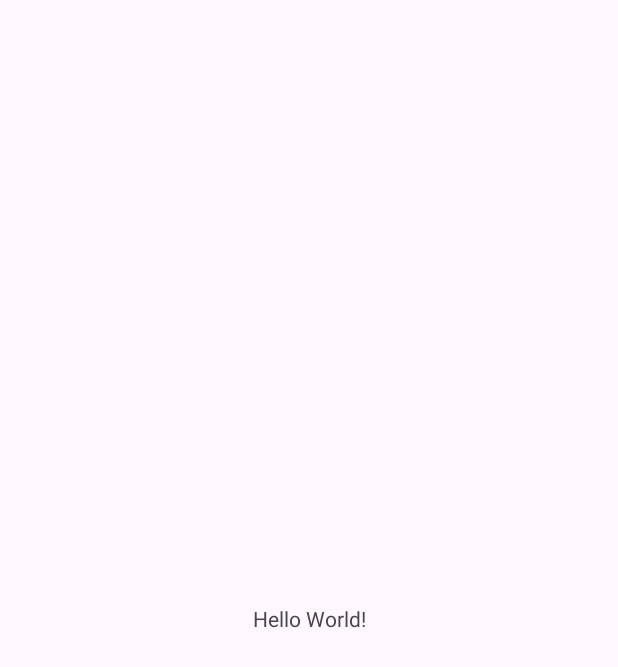
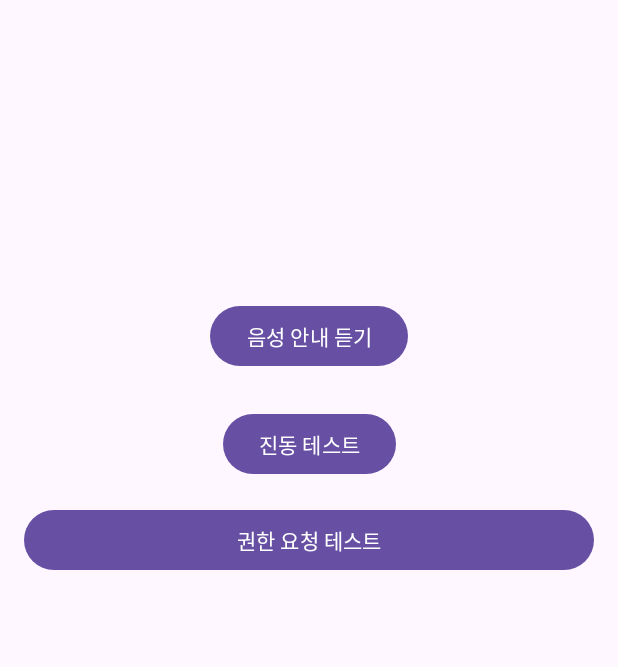
Before and after one commit to LeeJH104/AI-Eyes-Capstone, an Android app: the screen it shows after launch (MainActivity), on a phone screen of 412 x 824 dp. Before the commit the part shown is almost empty. Shown: the top 667 px of the screen. Run offline under Robolectric (Android 15) with nearby library versions, the phone set to English and light mode, and no system bars.

Commit message:
TTSManager.java, VibrationHelper.java, PermissionHelper.java 테스트. 에뮬레이터 사용으로 인해 VibrationHelper는 Toast 메시지로 테스트, PermissionHelper는 Audio는 확인, camera 부터는 확인 못함

```diff
--- a/app/src/main/java/com/example/aieyes/ui/MainActivity.java
+++ b/app/src/main/java/com/example/aieyes/ui/MainActivity.java
@@ -1,26 +1,75 @@
 package com.example.aieyes.ui;
 
 import android.os.Bundle;
+import android.widget.Button;
+import android.widget.Toast;
 
 import androidx.activity.EdgeToEdge;
+import androidx.annotation.NonNull;
 import androidx.appcompat.app.AppCompatActivity;
 import androidx.core.graphics.Insets;
 import androidx.core.view.ViewCompat;
 import androidx.core.view.WindowInsetsCompat;
 
 import com.example.aieyes.R;
+import com.example.aieyes.utils.PermissionHelper;
+import com.example.aieyes.utils.TTSManager;
+import com.example.aieyes.utils.VibrationHelper;
 
 public class MainActivity extends AppCompatActivity {
+
+    private TTSManager ttsManager;
 
     @Override
     protected void onCreate(Bundle savedInstanceState) {
         super.onCreate(savedInstanceState);
-        EdgeToEdge.enable(this);
+
         setContentView(R.layout.activity_main);
-        ViewCompat.setOnApplyWindowInsetsListener(findViewById(R.id.main), (v, insets) -> {
-            Insets systemBars = insets.getInsets(WindowInsetsCompat.Type.systemBars());
-            v.setPadding(systemBars.left, systemBars.top, systemBars.right, systemBars.bottom);
-            return insets;
+
+        // 1. TTSManager 초기화 (반드시 Context를 넘겨야 함)
+        ttsManager = new TTSManager(this);
+
+        // 권한 요청 버튼
+        Button permissionBtn = findViewById(R.id.permission_button);
+        permissionBtn.setOnClickListener(v -> {
+            if (PermissionHelper.hasAllPermissions(this)) {
+                Toast.makeText(this, "이미 모든 권한이 허용되어 있습니다.", Toast.LENGTH_SHORT).show();
+            } else {
+                PermissionHelper.requestPermissions(this);
+            }
+        });
+
+        // 음성 안내 버튼
+        Button speakBtn = findViewById(R.id.speak_button);
+        speakBtn.setOnClickListener(v -> {
+            ttsManager.speak("안녕하세요. 음성 안내를 시작합니다.");
+            VibrationHelper.vibrateShort(this);  // 짧은 진동
+            Toast.makeText(this, "음성과 짧은 진동 호출됨", Toast.LENGTH_SHORT).show();
+        });
+
+        // 진동 테스트 버튼
+        Button vibrateBtn = findViewById(R.id.vibrate_button);
+        vibrateBtn.setOnClickListener(v -> {
+            VibrationHelper.vibrateLong(this);  // 긴 진동
+            Toast.makeText(this, "긴 진동 호출됨", Toast.LENGTH_SHORT).show();
         });
     }
+
+    // 권한 요청 결과 콜백 처리
+    @Override
+    public void onRequestPermissionsResult(int requestCode,
+                                           @NonNull String[] permissions,
+                                           @NonNull int[] grantResults) {
+        super.onRequestPermissionsResult(requestCode, permissions, grantResults);
+
+        PermissionHelper.handlePermissionResult(requestCode, grantResults, this);
+    }
+
+    @Override
+    protected void onDestroy() {
+        super.onDestroy();
+
+        // 3. Activity 종료 시 반드시 shutdown 호출 (메모리 누수 방지)
+        ttsManager.shutdown();
+    }
 }
--- a/app/src/main/java/com/example/aieyes/utils/TTSManager.java
+++ b/app/src/main/java/com/example/aieyes/utils/TTSManager.java
@@ -79,6 +79,8 @@ public class MainActivity extends AppCompatActivity {
     protected void onCreate(Bundle savedInstanceState) {
         super.onCreate(savedInstanceState);
 
+        setContentView(R.layout.activity_main);
+
         // 1. TTSManager 초기화 (반드시 Context를 넘겨야 함)
         ttsManager = new TTSManager(this);
 
--- a/app/src/main/res/layout/activity_main.xml
+++ b/app/src/main/res/layout/activity_main.xml
@@ -5,15 +5,36 @@
     android:id="@+id/main"
     android:layout_width="match_parent"
     android:layout_height="match_parent"
-    tools:context=".MainActivity">
+    tools:context=".ui.MainActivity">
 
-    <TextView
+    <Button
+        android:id="@+id/speak_button"
         android:layout_width="wrap_content"
         android:layout_height="wrap_content"
-        android:text="Hello World!"
-        app:layout_constraintBottom_toBottomOf="parent"
+        android:text="음성 안내 듣기"
+        app:layout_constraintTop_toTopOf="parent"
+        app:layout_constraintStart_toStartOf="parent"
         app:layout_constraintEnd_toEndOf="parent"
+        android:layout_marginTop="200dp" />
+
+    <Button
+        android:id="@+id/vibrate_button"
+        android:layout_width="wrap_content"
+        android:layout_height="wrap_content"
+        android:text="진동 테스트"
+        app:layout_constraintTop_toBottomOf="@id/speak_button"
         app:layout_constraintStart_toStartOf="parent"
-        app:layout_constraintTop_toTopOf="parent" />
+        app:layout_constraintEnd_toEndOf="parent"
+        android:layout_marginTop="24dp" />
+
+    <Button
+        android:id="@+id/permission_button"
+        android:layout_width="0dp"
+        android:layout_height="wrap_content"
+        android:text="권한 요청 테스트"
+        app:layout_constraintTop_toBottomOf="@id/vibrate_button"
+        app:layout_constraintStart_toStartOf="parent"
+        app:layout_constraintEnd_toEndOf="parent"
+        android:layout_margin="16dp"/>
 
 </androidx.constraintlayout.widget.ConstraintLayout>
```
